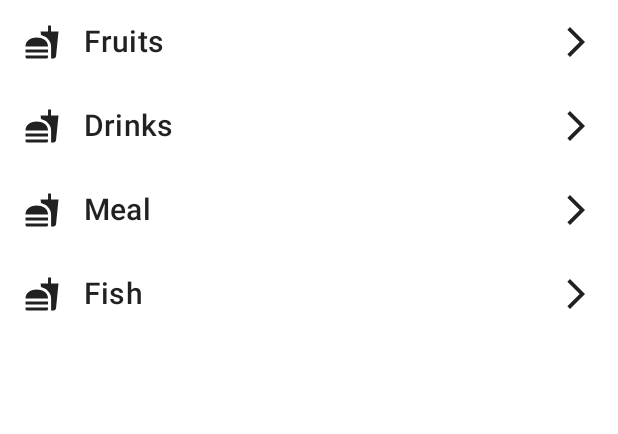
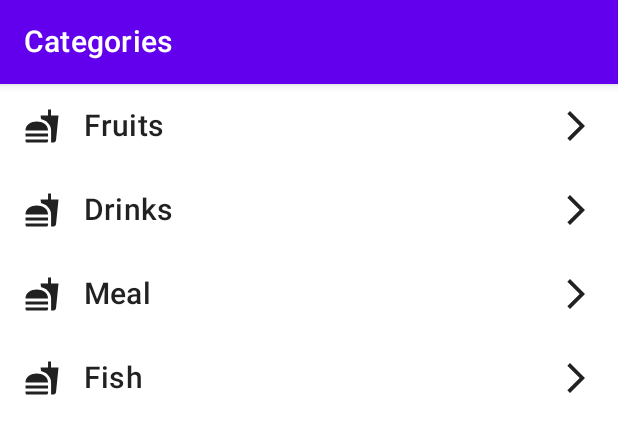
Before and after one commit to vginert/rohlik, an Android app built with Jetpack Compose: the @Preview function CategoriesScreenPreview, on a phone screen of 412 x 824 dp. Shown: the top 434 px of the screen. Run offline under Robolectric (Android 15) with nearby library versions, the phone set to English and light mode, and no system bars; pictures from the network do not load.

Commit message:
Implement loading in categories screen

```diff
--- a/app/src/main/java/com/vginert/rohlik/catalog/presentation/categories/CategoriesScreen.kt
+++ b/app/src/main/java/com/vginert/rohlik/catalog/presentation/categories/CategoriesScreen.kt
@@ -1,10 +1,19 @@
 package com.vginert.rohlik.catalog.presentation.categories
 
+import androidx.compose.foundation.layout.Box
+import androidx.compose.foundation.layout.fillMaxSize
 import androidx.compose.foundation.layout.fillMaxWidth
 import androidx.compose.foundation.lazy.LazyColumn
+import androidx.compose.material.CircularProgressIndicator
+import androidx.compose.material.Scaffold
+import androidx.compose.material.Text
+import androidx.compose.material.TopAppBar
 import androidx.compose.runtime.Composable
+import androidx.compose.ui.Alignment
 import androidx.compose.ui.Modifier
+import androidx.compose.ui.res.stringResource
 import androidx.compose.ui.tooling.preview.Preview
+import com.vginert.rohlik.R
 import com.vginert.rohlik.catalog.presentation.categories.components.CategoryRow
 import com.vginert.rohlik.catalog.presentation.categories.models.CategoryModel
 import com.vginert.rohlik.shared.presentation.theme.RohlikTheme
@@ -15,6 +24,16 @@ fun CategoriesScreen(
     uiState: CategoriesState = CategoriesState(),
     onCategoryClick: (id: String) -> Unit = {}
 ) {
+    Scaffold(
+        topBar = { TopAppBar(title = { Text(text = stringResource(id = R.string.categories_title)) }) }
+    ) {
+        if (uiState.isLoadingContent) {
+            Box(
+                modifier = Modifier.fillMaxSize()
+            ) {
+                CircularProgressIndicator(modifier = Modifier.align(Alignment.Center))
+            }
+        } else {
             LazyColumn {
                 uiState.categories.forEach { category ->
                     item(key = category.id) {
@@ -23,6 +42,8 @@ fun CategoriesScreen(
                             category = category,
                             onClick = onCategoryClick
                         )
+                    }
+                }
             }
         }
     }
@@ -40,7 +61,8 @@ private fun CategoriesScreenPreview() {
     RohlikTheme {
         CategoriesScreen(
             uiState = CategoriesState(
-                categories = categories
+                categories = categories,
+                isLoadingContent = false
             )
         )
     }
--- a/app/src/main/java/com/vginert/rohlik/catalog/presentation/categories/CategoriesState.kt
+++ b/app/src/main/java/com/vginert/rohlik/catalog/presentation/categories/CategoriesState.kt
@@ -3,5 +3,6 @@ package com.vginert.rohlik.catalog.presentation.categories
 import com.vginert.rohlik.catalog.presentation.categories.models.CategoryModel
 
 data class CategoriesState(
-    val categories: List<CategoryModel> = emptyList()
+    val categories: List<CategoryModel> = emptyList(),
+    val isLoadingContent: Boolean = false
 )
--- a/app/src/main/java/com/vginert/rohlik/catalog/presentation/categories/CategoriesViewModel.kt
+++ b/app/src/main/java/com/vginert/rohlik/catalog/presentation/categories/CategoriesViewModel.kt
@@ -23,9 +23,11 @@ class CategoriesViewModel(
     }
 
     private fun fetchCategories() = viewModelScope.launch {
+        _uiState.update { state -> state.copy(isLoadingContent = true) }
         executeUseCase { getCategoriesUseCase() }
             .onSuccess(::onFetchCategoriesSuccess)
             .onFailure(::onFetchCategoriesFail)
+        _uiState.update { state -> state.copy(isLoadingContent = false) }
     }
 
     private fun onFetchCategoriesSuccess(categories: List<Category>) {
--- a/app/src/main/res/values/strings.xml
+++ b/app/src/main/res/values/strings.xml
@@ -1,3 +1,4 @@
 <resources>
     <string name="app_name">Rohlik</string>
+    <string name="categories_title">Categories</string>
 </resources>
```
Lines whose indentation alone changed are shown as unchanged.
